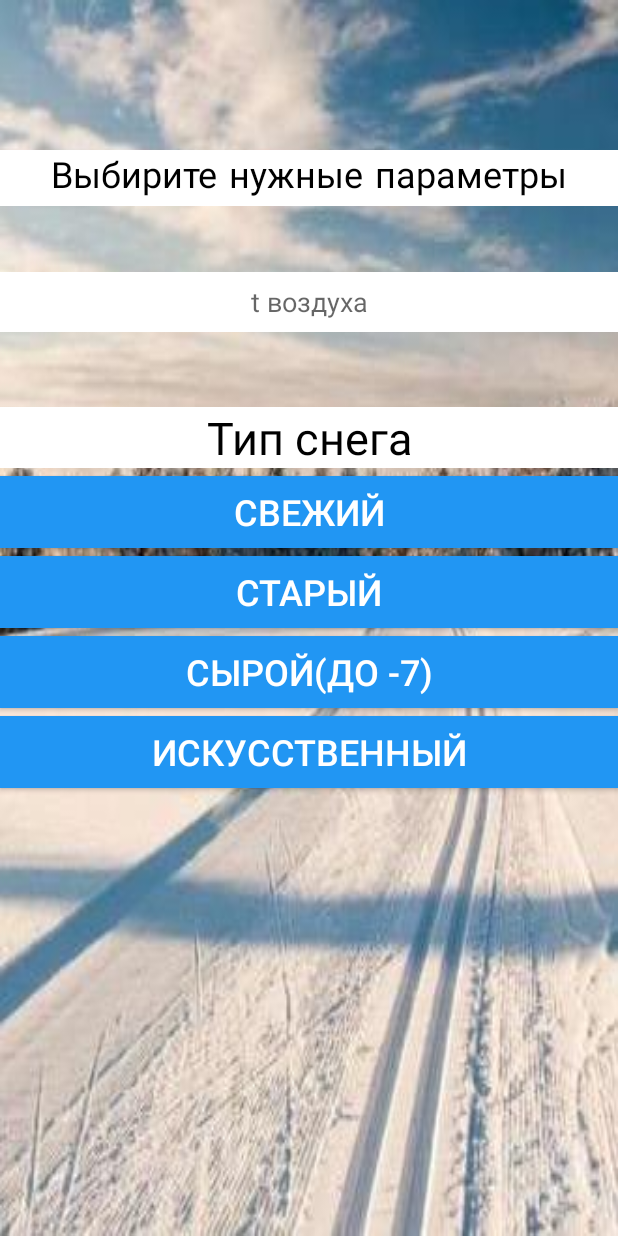
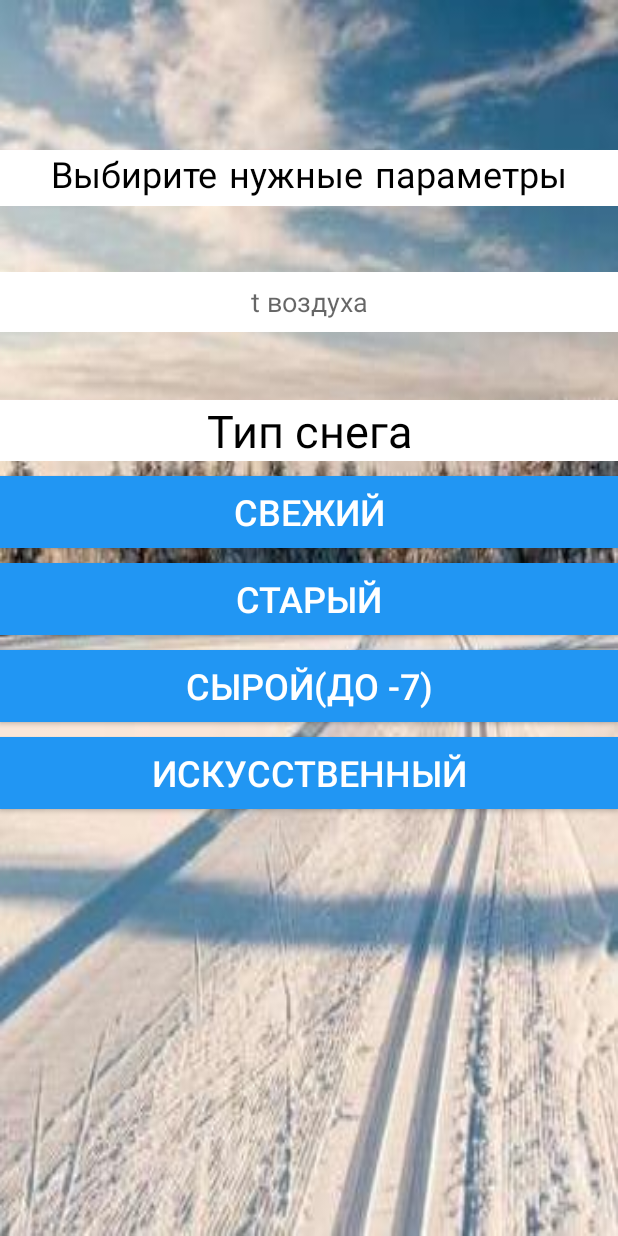
Before and after one commit to DmiriiKalugin/SkiFoercaster, an Android app: the screen it shows after launch (First), on a phone screen of 412 x 824 dp. Run offline under Robolectric (Android 15) with nearby library versions, the phone set to English and light mode, and no system bars.

Commit message:
Merge master to 1.0.1-development

```diff
--- a/app/src/main/res/layout/activity_first.xml
+++ b/app/src/main/res/layout/activity_first.xml
@@ -31,7 +31,7 @@
         android:background="@android:color/white"
         android:ems="10"
         android:hint="@string/air_temperature"
-        android:inputType="textPersonName"
+        android:inputType="phone"
         android:textAlignment="center"
         app:layout_constraintTop_toBottomOf="@+id/first_title"
         tools:layout_editor_absoluteX="0dp" />
@@ -40,7 +40,7 @@
         android:id="@+id/button"
         android:layout_width="match_parent"
         android:layout_height="wrap_content"
-        android:layout_marginTop="5dp"
+        android:layout_marginTop="10dp"
         android:background="@color/colorPrimaryBlue"
         android:text="@string/old"
         android:textColor="@color/colorPrimaryWhite"
@@ -52,7 +52,7 @@
         android:id="@+id/button2"
         android:layout_width="match_parent"
         android:layout_height="wrap_content"
-        android:layout_marginTop="5dp"
+        android:layout_marginTop="10dp"
         android:background="@color/colorPrimaryBlue"
         android:text="@string/fresh"
         android:textColor="@color/colorPrimaryWhite"
@@ -65,7 +65,7 @@
         android:id="@+id/button3"
         android:layout_width="match_parent"
         android:layout_height="wrap_content"
-        android:layout_marginTop="5dp"
+        android:layout_marginTop="10dp"
         android:background="@color/colorPrimaryBlue"
         android:text="@string/crude"
         android:textColor="@color/colorPrimaryWhite"
@@ -77,7 +77,7 @@
         android:id="@+id/button4"
         android:layout_width="match_parent"
         android:layout_height="wrap_content"
-        android:layout_marginTop="5dp"
+        android:layout_marginTop="10dp"
         android:background="@color/colorPrimaryBlue"
         android:text="@string/artificial"
         android:textColor="@color/colorPrimaryWhite"
@@ -89,7 +89,7 @@
         android:id="@+id/textView4"
         android:layout_width="match_parent"
         android:layout_height="wrap_content"
-        android:layout_marginTop="50dp"
+        android:layout_marginTop="45dp"
         android:background="@android:color/white"
         android:text="@string/type_of_snow"
         android:textAlignment="center"
```
